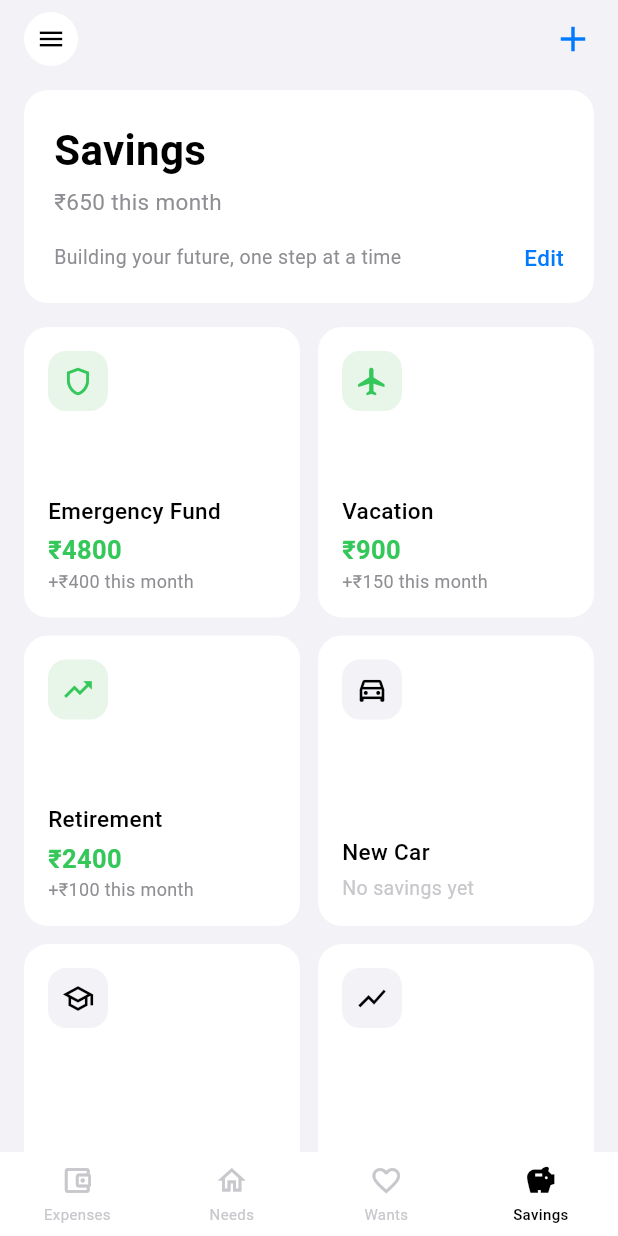
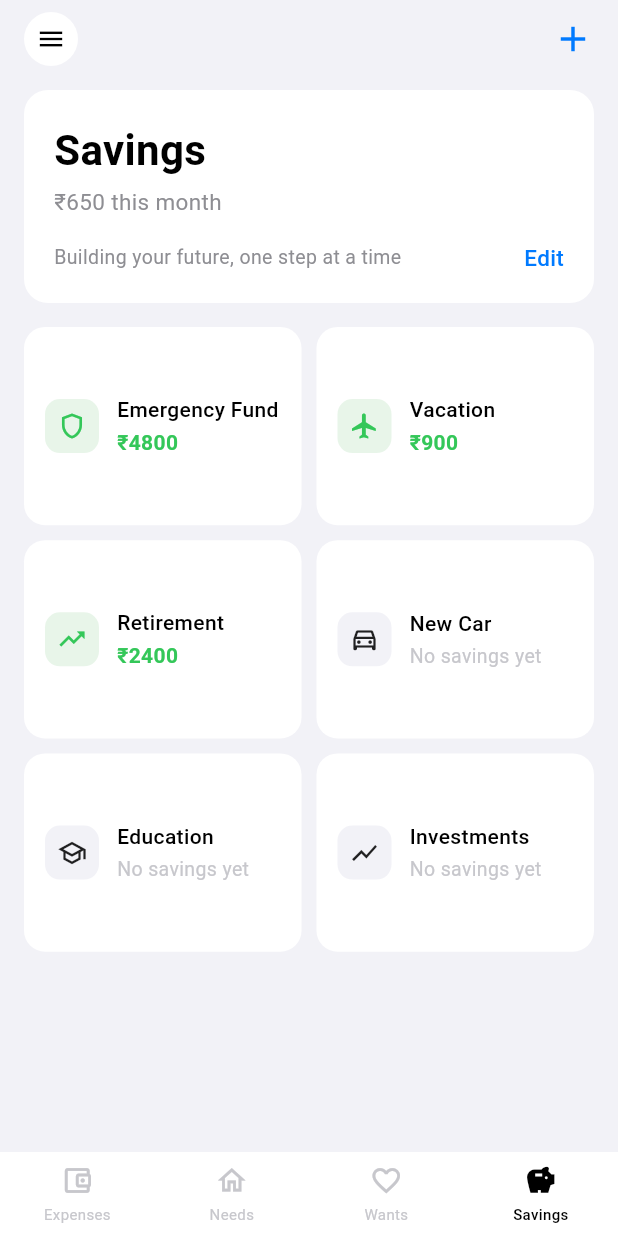
Before and after one commit to Kedar002/financialSensie, a Flutter app: the screen it shows after launch, item 4 of the bottom bar chosen, on a phone screen of 412 x 824 dp. Run offline on Flutter 3.47's test engine with Material 3 defaults, Android fonts, the phone set to English and light mode, and no system bars.

Commit message:
adjusted grid

```diff
--- a/lib/features/budget/tabs/savings_tab.dart
+++ b/lib/features/budget/tabs/savings_tab.dart
@@ -138,9 +138,9 @@ class SavingsTab extends StatelessWidget {
                     physics: const NeverScrollableScrollPhysics(),
                     gridDelegate: const SliverGridDelegateWithFixedCrossAxisCount(
                       crossAxisCount: 2,
-                      mainAxisSpacing: 12,
-                      crossAxisSpacing: 12,
-                      childAspectRatio: 0.95,
+                      mainAxisSpacing: 10,
+                      crossAxisSpacing: 10,
+                      childAspectRatio: 1.4,
                     ),
                     itemCount: _goals.length,
                     itemBuilder: (context, index) {
@@ -183,54 +183,52 @@ class _SavingsCard extends StatelessWidget {
     final hasActivity = total > 0;
 
     return Container(
-      padding: const EdgeInsets.all(16),
+      padding: const EdgeInsets.all(14),
       decoration: BoxDecoration(
         color: Colors.white,
-        borderRadius: BorderRadius.circular(16),
+        borderRadius: BorderRadius.circular(14),
       ),
-      child: Column(
-        crossAxisAlignment: CrossAxisAlignment.start,
+      child: Row(
         children: [
           Container(
-            width: 40,
-            height: 40,
+            width: 36,
+            height: 36,
             decoration: BoxDecoration(
               color: hasActivity ? const Color(0xFFE8F5E9) : const Color(0xFFF2F2F7),
-              borderRadius: BorderRadius.circular(12),
+              borderRadius: BorderRadius.circular(10),
             ),
             child: Icon(
               icon,
-              size: 22,
-              color: hasActivity ? const Color(0xFF34C759) : Colors.black,
+              size: 20,
+              color: hasActivity ? const Color(0xFF34C759) : Colors.black87,
             ),
           ),
-          const Spacer(),
+          const SizedBox(width: 12),
+          Expanded(
+            child: Column(
+              crossAxisAlignment: CrossAxisAlignment.start,
+              mainAxisAlignment: MainAxisAlignment.center,
+              children: [
                 Text(
                   name,
                   style: const TextStyle(
-              fontSize: 15,
+                    fontSize: 14,
                     fontWeight: FontWeight.w500,
                     color: Colors.black,
                   ),
+                  overflow: TextOverflow.ellipsis,
                 ),
-          const SizedBox(height: 4),
-          if (hasActivity) ...[
+                const SizedBox(height: 2),
+                if (hasActivity)
                   Text(
                     '₹$total',
                     style: const TextStyle(
-                fontSize: 17,
-                fontWeight: FontWeight.w700,
+                      fontSize: 14,
+                      fontWeight: FontWeight.w600,
                       color: Color(0xFF34C759),
                     ),
-            ),
-            Text(
-              '+₹$thisMonth this month',
-              style: const TextStyle(
-                fontSize: 12,
-                color: Color(0xFF8E8E93),
-              ),
-            ),
-          ] else
+                  )
+                else
                   const Text(
                     'No savings yet',
                     style: TextStyle(
@@ -240,6 +238,9 @@ class _SavingsCard extends StatelessWidget {
                   ),
               ],
             ),
+          ),
+        ],
+      ),
     );
   }
 }
```
Also changed, not shown: lib/features/budget/tabs/needs_tab.dart (+22 -15 lines), lib/features/budget/tabs/wants_tab.dart (+22 -15 lines). Lines whose indentation alone changed are shown as unchanged.
